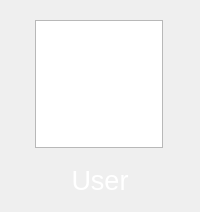
Old version of the form ui/widgets/user_login_button.ui in the repository Protocs/OkayMoney.
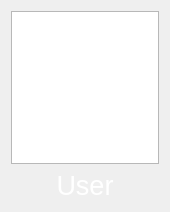
New version of the form.

Commit message: Исправлено неровное отображение виджетов в окне логина

Diff of the .ui file:
```diff
--- a/ui/widgets/user_login_button.ui
+++ b/ui/widgets/user_login_button.ui
@@ -6,47 +6,35 @@
    <rect>
     <x>0</x>
     <y>0</y>
-    <width>200</width>
+    <width>170</width>
     <height>212</height>
    </rect>
   </property>
   <property name="minimumSize">
    <size>
-    <width>200</width>
+    <width>170</width>
     <height>212</height>
    </size>
   </property>
   <property name="maximumSize">
    <size>
-    <width>200</width>
+    <width>170</width>
     <height>212</height>
    </size>
   </property>
   <property name="windowTitle">
    <string>Form</string>
   </property>
+  <layout class="QVBoxLayout" name="verticalLayout">
+   <item>
   <widget class="QGraphicsView" name="icon">
-   <property name="geometry">
-    <rect>
-     <x>35</x>
-     <y>20</y>
-     <width>128</width>
-     <height>128</height>
-    </rect>
-   </property>
    <property name="styleSheet">
     <string notr="true"/>
    </property>
   </widget>
+   </item>
+   <item>
   <widget class="QLabel" name="name">
-   <property name="geometry">
-    <rect>
-     <x>0</x>
-     <y>150</y>
-     <width>200</width>
-     <height>61</height>
-    </rect>
-   </property>
    <property name="font">
     <font>
      <pointsize>20</pointsize>
@@ -62,6 +50,8 @@
     <set>Qt::AlignCenter</set>
    </property>
   </widget>
+   </item>
+  </layout>
  </widget>
  <resources/>
  <connections/>
```
Lines whose indentation alone changed are shown as unchanged.
